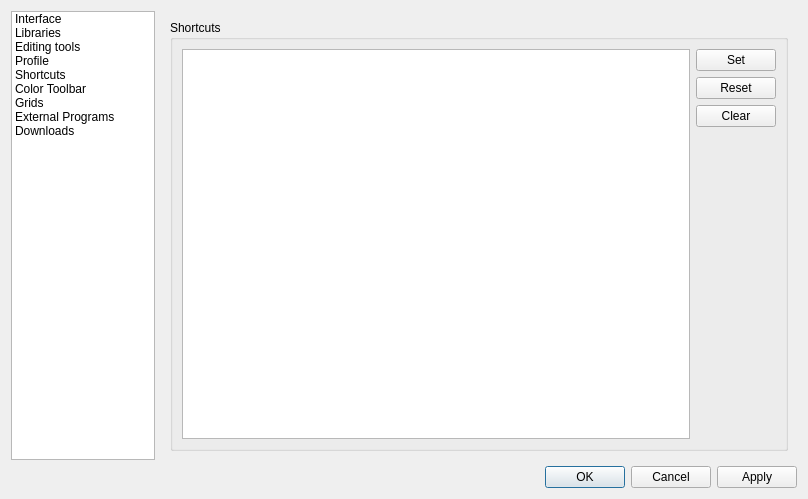
Symbian9/ldforge, file src/dialogs/configdialog.ui: the form before one commit.
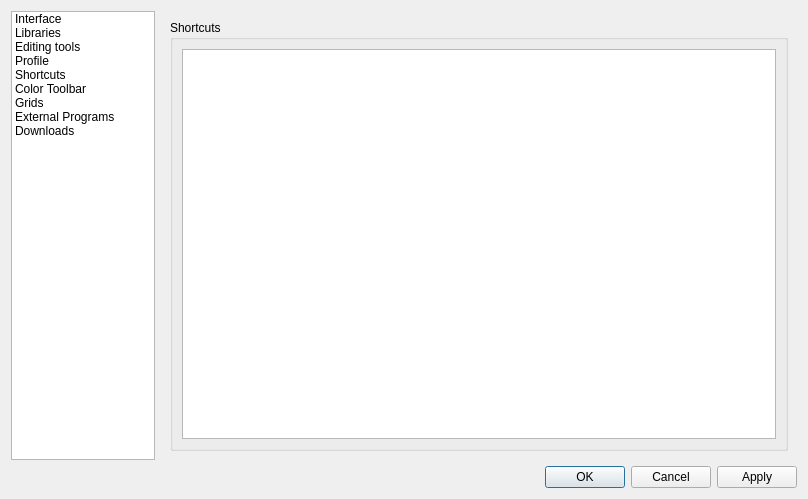
The form after the commit. The open tabs and pages were chosen to show the change. Icons and pictures are not drawn. Custom widgets are drawn as their Qt base class.

Commit message: reimplented shortcuts in the config dialog using model/view programming

Diff of the .ui file:
```diff
--- a/src/dialogs/configdialog.ui
+++ b/src/dialogs/configdialog.ui
@@ -617,58 +617,27 @@
            </property>
            <layout class="QHBoxLayout" name="horizontalLayout_5">
             <item>
-             <widget class="QListWidget" name="shortcutsList">
+             <widget class="QTableView" name="shortcutsList">
               <property name="verticalScrollBarPolicy">
                <enum>Qt::ScrollBarAsNeeded</enum>
               </property>
+              <property name="alternatingRowColors">
+               <bool>true</bool>
+              </property>
+              <property name="sortingEnabled">
+               <bool>true</bool>
+              </property>
+              <attribute name="horizontalHeaderDefaultSectionSize">
+               <number>200</number>
+              </attribute>
+              <attribute name="horizontalHeaderStretchLastSection">
+               <bool>true</bool>
+              </attribute>
+              <attribute name="verticalHeaderVisible">
+               <bool>false</bool>
+              </attribute>
              </widget>
             </item>
-            <item>
-             <layout class="QVBoxLayout" name="verticalLayout_4">
-              <item>
-               <widget class="QPushButton" name="shortcut_set">
-                <property name="text">
-                 <string>Set</string>
-                </property>
-               </widget>
-              </item>
-              <item>
-               <widget class="QPushButton" name="shortcut_reset">
-                <property name="text">
-                 <string>Reset</string>
-                </property>
-                <property name="icon">
-                 <iconset resource="../../ldforge.qrc">
-                  <normaloff>:/icons/undo.png</normaloff>:/icons/undo.png</iconset>
-                </property>
-               </widget>
-              </item>
-              <item>
-               <widget class="QPushButton" name="shortcut_clear">
-                <property name="text">
-                 <string>Clear</string>
-                </property>
-                <property name="icon">
-                 <iconset resource="../../ldforge.qrc">
-                  <normaloff>:/icons/delete.png</normaloff>:/icons/delete.png</iconset>
-                </property>
-               </widget>
-              </item>
-              <item>
-               <spacer name="verticalSpacer_2">
-                <property name="orientation">
-                 <enum>Qt::Vertical</enum>
-                </property>
-                <property name="sizeHint" stdset="0">
-                 <size>
-                  <width>20</width>
-                  <height>40</height>
-                 </size>
-                </property>
-               </spacer>
-              </item>
-             </layout>
-            </item>
            </layout>
           </widget>
          </item>
```
Left out of the diff: 2 changed lines with no effect on the pictures. The commit also changes 10 other files.
